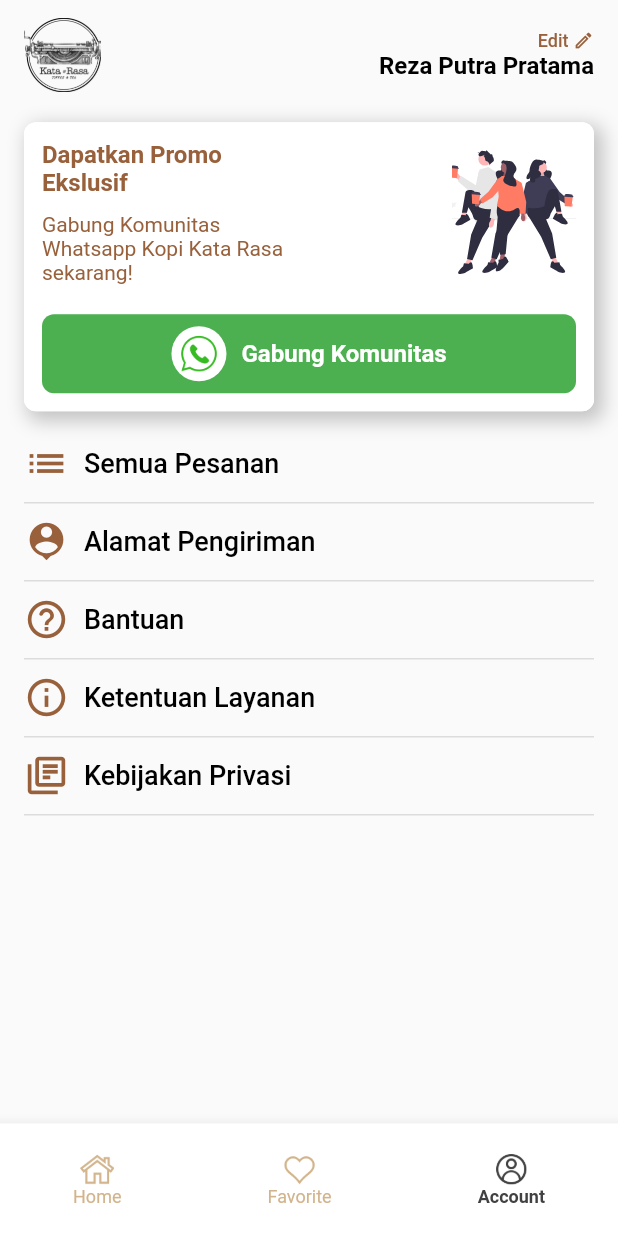
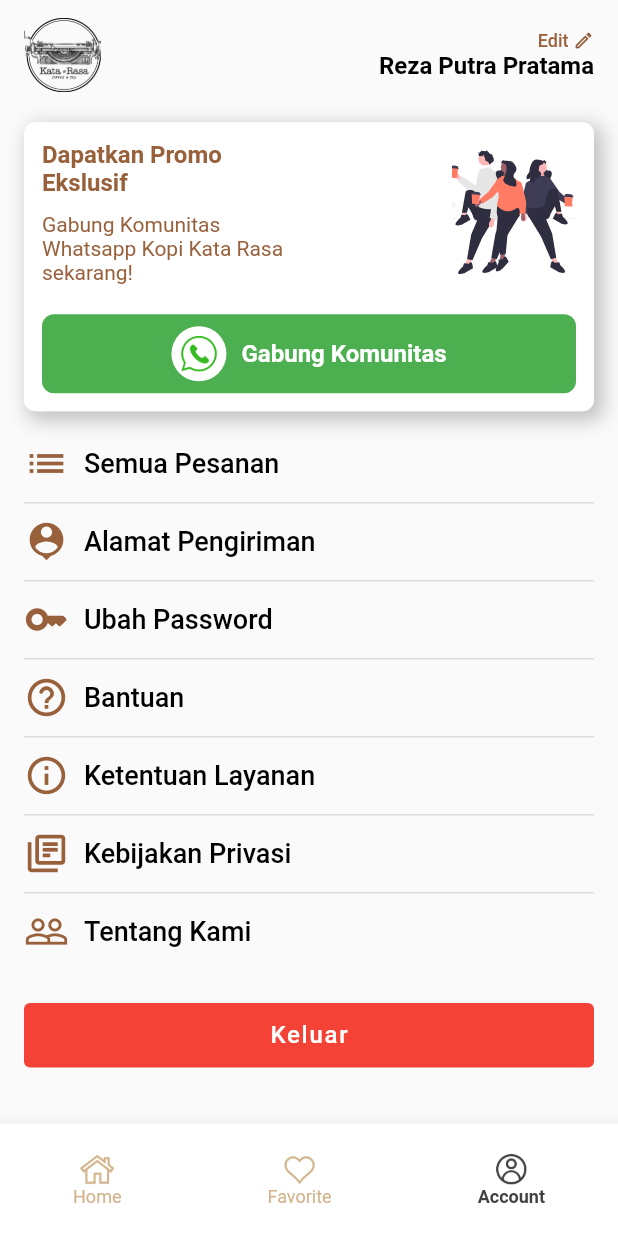
Before and after one commit to ezaatama/katarasa, a Flutter app: the screen it shows after launch, swiped to page 3, on a phone screen of 412 x 824 dp. Run offline on Flutter 3.47's test engine with Material 2 defaults, Android fonts, the phone set to English and light mode, and no system bars; our stand-ins replace bloc, cached_network_image, dio, dropdown_button2, flutter_bloc, flutter_dotenv and 6 more; network calls fail.

Commit message:
update submenu profile screen

```diff
--- a/lib/tabs/profile_screen.dart
+++ b/lib/tabs/profile_screen.dart
@@ -1,5 +1,6 @@
 import 'package:flutter/material.dart';
 import 'package:katarasa/utils/constant.dart';
+import 'package:katarasa/widgets/button/primary_button.dart';
 import 'package:katarasa/widgets/card/card_promo_profile.dart';
 
 class ProfileScreen extends StatelessWidget {
@@ -13,7 +14,7 @@ class ProfileScreen extends StatelessWidget {
         child: Container(
           margin: const EdgeInsets.symmetric(horizontal: 16, vertical: 12),
           child: Column(
-            crossAxisAlignment: CrossAxisAlignment.start,
+            crossAxisAlignment: CrossAxisAlignment.stretch,
             children: [
               Row(
                 mainAxisAlignment: MainAxisAlignment.spaceBetween,
@@ -26,7 +27,9 @@ class ProfileScreen extends StatelessWidget {
                     crossAxisAlignment: CrossAxisAlignment.end,
                     children: [
                       InkWell(
-                        onTap: () {},
+                        onTap: () {
+                          Navigator.pushNamed(context, '/edit-profile');
+                        },
                         child: Row(children: [
                           Text("Edit ",
                               style: BROWN_TEXT_STYLE.copyWith(
@@ -49,6 +52,7 @@ class ProfileScreen extends StatelessWidget {
               const SizedBox(height: 20),
               _listProfile(() {
                 debugPrint("Go to all pesanan");
+                Navigator.pushNamed(context, '/all-order');
               }, Icons.list, "Semua Pesanan"),
               const SizedBox(height: 10),
               const Divider(height: 2, thickness: 1),
@@ -56,6 +60,13 @@ class ProfileScreen extends StatelessWidget {
               _listProfile(() {
                 debugPrint("Go to alamat pengiriman");
               }, Icons.location_history, "Alamat Pengiriman"),
+              const SizedBox(height: 10),
+              const Divider(height: 2, thickness: 1),
+              const SizedBox(height: 10),
+              _listProfile(() {
+                debugPrint("Go to ubah password");
+                Navigator.pushNamed(context, '/edit-password');
+              }, Icons.key_rounded, "Ubah Password"),
               const SizedBox(height: 10),
               const Divider(height: 2, thickness: 1),
               const SizedBox(height: 10),
@@ -75,7 +86,14 @@ class ProfileScreen extends StatelessWidget {
                 debugPrint("Go to kebijakan privasi");
               }, Icons.library_books_outlined, "Kebijakan Privasi"),
               const SizedBox(height: 10),
-              const Divider(height: 2, thickness: 1)
+              const Divider(height: 2, thickness: 1),
+              const SizedBox(height: 10),
+              _listProfile(() {
+                debugPrint("Go to tentang kami");
+                Navigator.pushNamed(context, '/about-us');
+              }, Icons.people_outline, "Tentang Kami"),
+              const SizedBox(height: 30),
+              PrimaryButton(text: "Keluar", onPressed: () async {})
             ],
           ),
         ),
```
